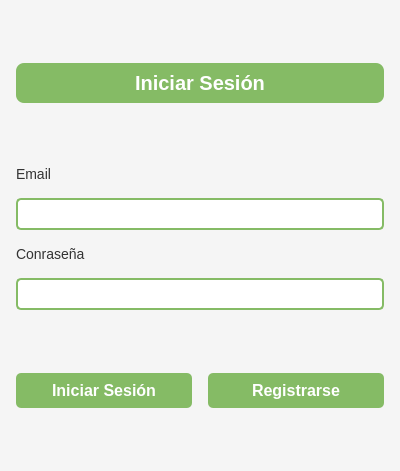
JoseManuelLuque/BillGuard, file ui/Login.ui: the form before one commit.
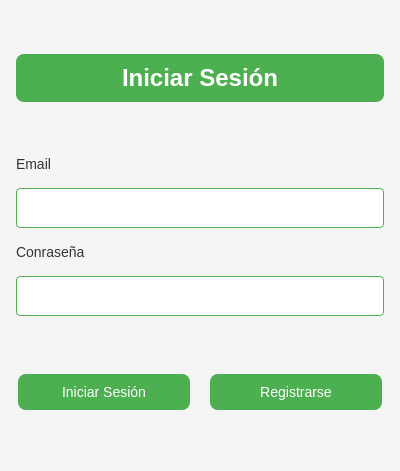
The form after the commit.

Commit message: Hoja de estilos

Patch:
```diff
--- a/ui/Login.ui
+++ b/ui/Login.ui
@@ -21,51 +21,63 @@
   </property>
   <property name="styleSheet">
    <string notr="true">/* Estilo general del fondo */
-QWidget#Login {
-    background-color: #F5F5F5;
-}
-
-/* Estilo del título &quot;Iniciar Sesión&quot; */
-QLabel#Loginlabel {
-    background-color: #85BB65;
-    color: white;
-    font-size: 20px;
-    font-weight: bold;
-    border-radius: 8px;
-    padding: 8px;
-}
-
-/* Estilo de los labels */
-QLabel {
+QWidget {
+    background-color: #F5F5F5; /* Fondo claro */
+    color: #333333; /* Texto en gris oscuro */
+    font-family: Arial, sans-serif;
     font-size: 14px;
-    color: #333333;
-}
-
-/* Estilo de los campos de entrada */
-QLineEdit {
-    border: 2px solid #85BB65;
-    border-radius: 5px;
-    padding: 5px;
-    font-size: 14px;
-}
-QLineEdit:focus {
-    border: 2px solid #6FA24C;
 }
 
 /* Estilo de los botones */
 QPushButton {
-    background-color: #85BB65;
-    color: white;
-    font-size: 16px;
-    font-weight: bold;
-    border-radius: 5px;
-    padding: 8px;
+    background-color: #4CAF50; /* Verde oscuro */
+    color: #FFFFFF; /* Texto en blanco */
+    border: none;
+    padding: 10px 20px;
+    text-align: center;
+    text-decoration: none;
+    font-size: 14px;
+    margin: 4px 2px;
+    border-radius: 8px;
 }
+
 QPushButton:hover {
-    background-color: #6FA24C;
+    background-color: #45a049; /* Verde más claro al pasar el ratón */
 }
+
 QPushButton:pressed {
-    background-color: #5C8E3E;
+    background-color: #388E3C; /* Verde más oscuro al presionar */
+}
+
+/* Estilo de los labels */
+QLabel {
+    color: #333333; /* Texto en gris oscuro */
+    font-size: 14px;
+}
+
+/* Estilo del título de las ventanas */
+QLabel#LoginTitle, QLabel#RegisterTitle {
+    background-color: #4CAF50; /* Verde oscuro */
+    color: #FFFFFF; /* Texto en blanco */
+    font-size: 24px;
+    font-weight: bold;
+    border-radius: 8px;
+    padding: 10px;
+    text-align: center;
+}
+
+/* Estilo de los campos de entrada */
+QLineEdit, QDateEdit, QComboBox {
+    padding: 10px;
+    border: 1px solid #4CAF50; /* Borde verde oscuro */
+    border-radius: 4px;
+    background-color: #FFFFFF; /* Fondo blanco */
+    color: #333333; /* Texto en gris oscuro */
+    font-size: 14px;
+}
+
+QLineEdit:focus, QDateEdit:focus, QComboBox:focus {
+    border: 1px solid #45a049; /* Borde verde más claro al enfocar */
 }</string>
   </property>
   <layout class="QVBoxLayout" name="ColumnaPrincipal">
@@ -85,7 +97,7 @@
     <number>16</number>
    </property>
    <item>
-    <widget class="QLabel" name="Loginlabel">
+    <widget class="QLabel" name="LoginTitle">
      <property name="sizePolicy">
       <sizepolicy hsizetype="Preferred" vsizetype="Fixed">
        <horstretch>0</horstretch>
```
The commit also changes 15 other files.
